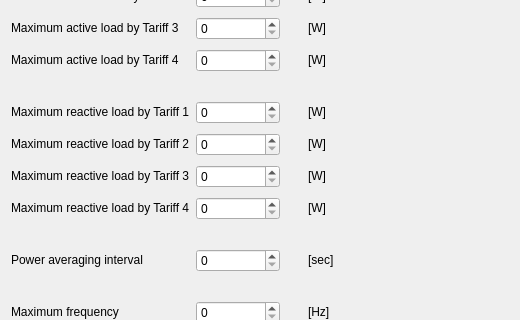
The window that parametryzator-wdgts/parametryzation-viewer-wdgts/relaylimits.ui (KTS-Intek/ParametryzatorV2) describes before a commit, drawn with Qt 5; both pictures show x 0 to 520 and y 197 to 517 of the 520 by 673 pixel window.
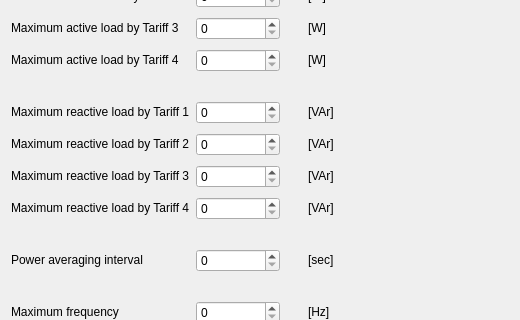
The same window after the commit.

The edit to the form file:
```diff
--- a/parametryzator-wdgts/parametryzation-viewer-wdgts/relaylimits.ui
+++ b/parametryzator-wdgts/parametryzation-viewer-wdgts/relaylimits.ui
@@ -40,7 +40,7 @@
    <item row="14" column="3">
     <widget class="QLabel" name="label_24">
      <property name="text">
-      <string>[W]</string>
+      <string>[VAr]</string>
      </property>
      <property name="textInteractionFlags">
       <set>Qt::LinksAccessibleByMouse|Qt::TextSelectableByKeyboard|Qt::TextSelectableByMouse</set>
@@ -251,7 +251,7 @@
    <item row="15" column="3">
     <widget class="QLabel" name="label_25">
      <property name="text">
-      <string>[W]</string>
+      <string>[VAr]</string>
      </property>
      <property name="textInteractionFlags">
       <set>Qt::LinksAccessibleByMouse|Qt::TextSelectableByKeyboard|Qt::TextSelectableByMouse</set>
@@ -455,7 +455,7 @@
    <item row="13" column="3">
     <widget class="QLabel" name="label_27">
      <property name="text">
-      <string>[W]</string>
+      <string>[VAr]</string>
      </property>
      <property name="textInteractionFlags">
       <set>Qt::LinksAccessibleByMouse|Qt::TextSelectableByKeyboard|Qt::TextSelectableByMouse</set>
@@ -475,7 +475,7 @@
    <item row="12" column="3">
     <widget class="QLabel" name="label_26">
      <property name="text">
-      <string>[W]</string>
+      <string>[VAr]</string>
      </property>
      <property name="textInteractionFlags">
       <set>Qt::LinksAccessibleByMouse|Qt::TextSelectableByKeyboard|Qt::TextSelectableByMouse</set>
```
